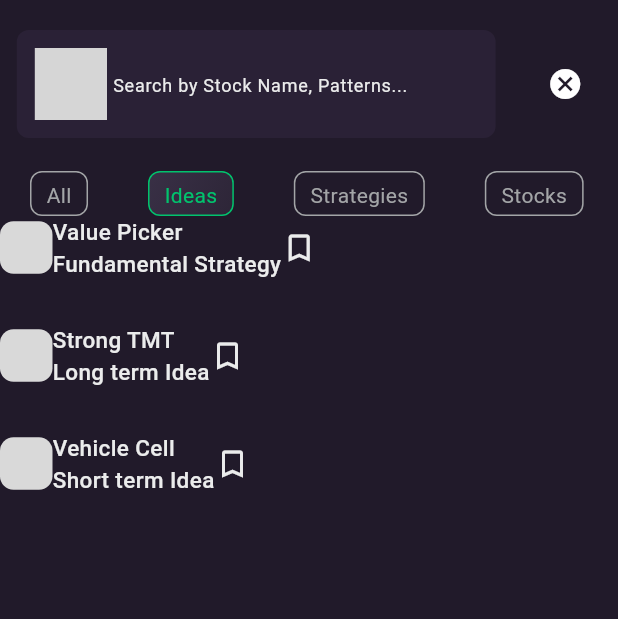
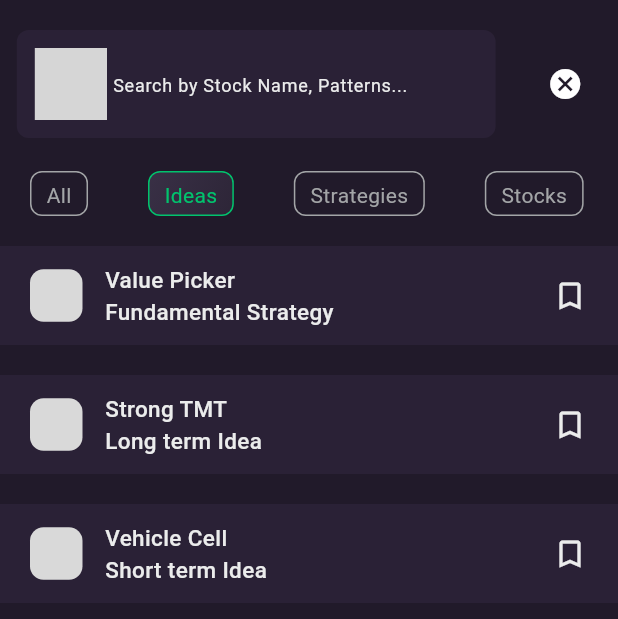
Before and after one commit to devout-coder/stratzy_assignment, a Flutter app: the screen it shows after launch, after a tap on "Ideas", on a phone screen of 412 x 824 dp. Shown: the top 619 px of the screen. Run offline on Flutter 3.47's test engine with Material 3 defaults, Android fonts, the phone set to English and light mode, and no system bars; our stand-ins replace flutter_bloc; missing offline and left inert: gradient_icon; grey boxes are pictures that could not be loaded.

Commit message:
fix: list ui enchancement

```diff
--- a/lib/features/search/screens/search.dart
+++ b/lib/features/search/screens/search.dart
@@ -164,6 +164,7 @@ class _SearchScreenState extends State<SearchScreen> {
                       ],
                     ),
                   ),
+                  SizedBox(height: 20),
                   Expanded(
                     child: Builder(builder: (context) {
                       List<SearchItem> filteredItems = context
@@ -175,7 +176,11 @@ class _SearchScreenState extends State<SearchScreen> {
                       return ListView.separated(
                         itemCount: filteredItems.length,
                         itemBuilder: (context, index) {
-                          return Row(
+                          return Container(
+                            padding: EdgeInsets.symmetric(
+                                horizontal: 20, vertical: 12),
+                            color: Color(0xff2A2136),
+                            child: Row(
                               crossAxisAlignment: CrossAxisAlignment.center,
                               children: [
                                 Container(
@@ -186,6 +191,7 @@ class _SearchScreenState extends State<SearchScreen> {
                                       borderRadius:
                                           BorderRadius.all(Radius.circular(9))),
                                 ),
+                                SizedBox(width: 15),
                                 Column(
                                   crossAxisAlignment: CrossAxisAlignment.start,
                                   children: [
@@ -207,8 +213,10 @@ class _SearchScreenState extends State<SearchScreen> {
                                     ),
                                   ],
                                 ),
+                                Spacer(),
                                 filteredItems[index].isBookMarked
                                     ? GradientIcon(
+                                        offset: Offset(0, 0),
                                         icon: Icons.bookmark,
                                         gradient: LinearGradient(
                                           colors: [
@@ -225,11 +233,12 @@ class _SearchScreenState extends State<SearchScreen> {
                                         color: Color(0xffEBECEC),
                                       )
                               ],
+                            ),
                           );
                         },
                         separatorBuilder: (context, index) {
                           return Container(
-                            height: 30,
+                            height: 20,
                             color: Color(0xff211A2A),
                           );
                         },
```
Lines whose indentation alone changed are shown as unchanged.
